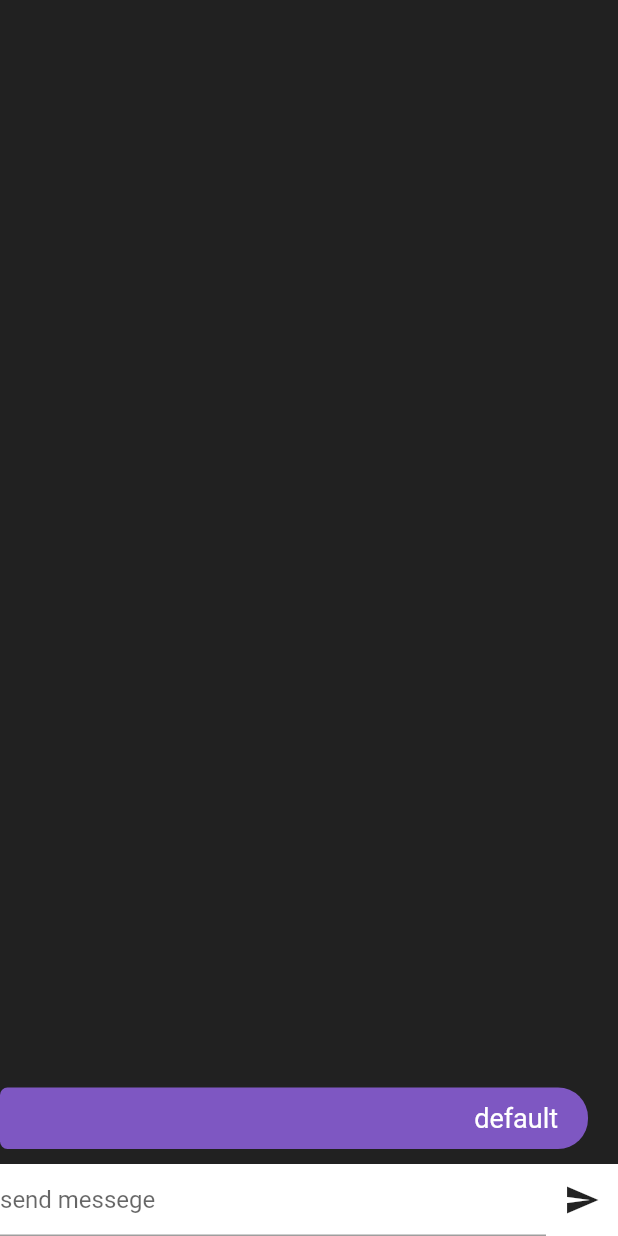
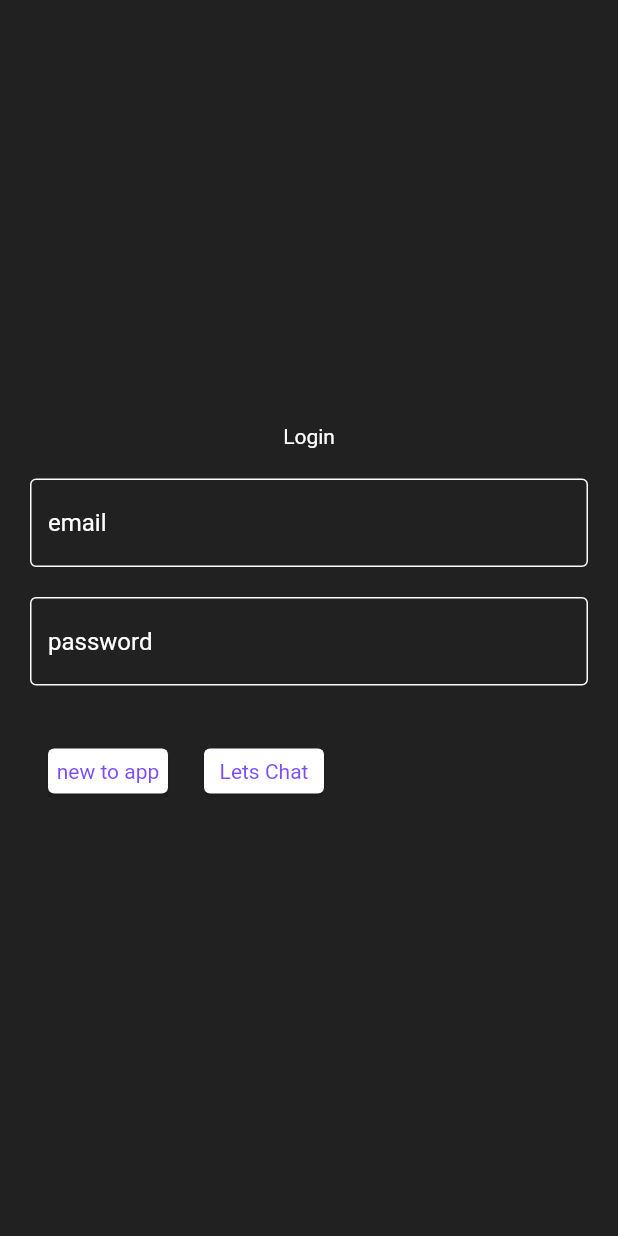
Before and after one commit to mUmarBaloch/private-chat-app, a Flutter app: the screen it shows after launch, on a phone screen of 412 x 824 dp. Run offline on Flutter 3.47's test engine with Material 2 defaults, Android fonts, the phone set to English and light mode, and no system bars; our stand-ins replace cloud_firestore, connectivity_plus, firebase_auth, firebase_core, internet_connection_checker; accounts and stored records are empty.

Commit message:
firestore implementation + user can send messeges

```diff
--- a/analysis_options.yaml
+++ b/analysis_options.yaml
@@ -22,6 +22,7 @@ linter:
   # `// ignore_for_file: name_of_lint` syntax on the line or in the file
   # producing the lint.
   rules:
+    prefer_const_constructors : false
     # avoid_print: false  # Uncomment to disable the `avoid_print` rule
     # prefer_single_quotes: true  # Uncomment to enable the `prefer_single_quotes` rule
 
--- /dev/null
+++ b/lib/controller/auth_controller.dart
@@ -0,0 +1,29 @@
+import 'package:firebase_auth/firebase_auth.dart';
+
+late FirebaseAuth _instance;
+
+class AuthController {
+  initAuth() async {
+    _instance = FirebaseAuth.instance;
+  }
+
+  signup(String email, String password) async {
+    await _instance.createUserWithEmailAndPassword(
+        email: email, password: password);
+    print(_instance.currentUser?.uid);
+  }
+
+  signin(String email, String password) async {
+    await _instance.signInWithEmailAndPassword(
+        email: email, password: password);
+    print(_instance.currentUser?.uid);
+  }
+
+  signout() async {
+    await _instance.signOut();
+  }
+
+  Stream<User?> userStream() {
+    return _instance.authStateChanges();
+  }
+}
--- /dev/null
+++ b/lib/controller/cloud_controller.dart
@@ -0,0 +1,23 @@
+import 'package:chat_app/model/chat_model.dart';
+import 'package:cloud_firestore/cloud_firestore.dart';
+import 'package:flutter/cupertino.dart';
+
+late FirebaseFirestore cloud;
+
+class Cloud {
+  initCloud() {
+    cloud = FirebaseFirestore.instance;
+  }
+
+  createChat(Chat chat) async {
+    await cloud.collection('chats').add(chat.toMap());
+  }
+
+  deleteChat(Chat chat) async {}
+  Stream<QuerySnapshot<Map<String, dynamic>>> loadChat() {
+    List<DocumentSnapshot>? get;
+    return cloud.collection('chats').snapshots();
+  }
+
+  List<Chat> chats = [];
+}
--- a/lib/main.dart
+++ b/lib/main.dart
@@ -1,12 +1,19 @@
 // ignore_for_file: prefer_const_constructors
 
-import 'package:chat_app/view/home_screen.dart';
+import 'package:chat_app/controller/auth_controller.dart';
+import 'package:chat_app/controller/cloud_controller.dart';
+import 'package:chat_app/view/auth/auth_screen.dart';
+import 'package:chat_app/view/wraper.dart';
+import 'package:firebase_auth/firebase_auth.dart';
 import 'package:flutter/material.dart';
 import 'package:firebase_core/firebase_core.dart';
+import 'package:provider/provider.dart';
 
 void main() async {
   WidgetsFlutterBinding.ensureInitialized();
   await Firebase.initializeApp();
+  await AuthController().initAuth();
+  await Cloud().initCloud();
   runApp(MyApp());
 }
 
@@ -15,10 +22,17 @@ class MyApp extends StatelessWidget {
 
   @override
   Widget build(BuildContext context) {
-    return MaterialApp(
-      home: Scaffold(
-        body: HomeScreen(),
-      ),
-    );
+    return StreamProvider<User?>(
+        create: (context) => AuthController().userStream(),
+        initialData: null,
+        child: MaterialApp(
+          theme: ThemeData(
+              primaryColor: Colors.deepPurpleAccent,
+              textTheme: TextTheme(button: TextStyle(color: Colors.white)),
+              primarySwatch: Colors.deepPurple),
+          home: Scaffold(
+            body: Wrapper(),
+          ),
+        ));
   }
 }
--- a/lib/model/chat_model.dart
+++ b/lib/model/chat_model.dart
@@ -1,14 +1,27 @@
+import 'package:cloud_firestore/cloud_firestore.dart';
+
 class Chat {
-  final int id;
+  final String uid;
+  final String name;
   final String chat;
-  final DateTime? time;
+  final DateTime time;
 
-  Chat({required this.id, required this.chat, this.time});
+  Chat(
+      {required this.uid,
+      required this.name,
+      required this.chat,
+      required this.time});
+
+  toMap() => {
+        'uid': uid,
+        'name': name,
+        'chat': chat,
+        'time': time.toString(),
+      };
+
+  Chat.fromDocumentSnapshot(DocumentSnapshot map)
+      : uid = map['uid'],
+        name = map['name'],
+        chat = map['chat'],
+        time = DateTime.parse(map['time']);
 }
-
-List<Chat> chats = [
-  Chat(
-    id: 0,
-    chat: 'default',
-  ),
-];
--- /dev/null
+++ b/lib/view/auth/auth_input.dart
@@ -0,0 +1,33 @@
+// ignore_for_file: prefer_const_constructors
+
+import 'package:flutter/material.dart';
+
+TextFormField authInput(controller, text, obscureText) {
+  return TextFormField(
+    validator: (value) {
+      if (value == null || value.isEmpty) {
+        return 'Please enter some text';
+      } else if (value.length < 4) {
+        return 'please enter prescribed text';
+      }
+      return null;
+    },
+    obscureText: obscureText,
+    controller: controller,
+    style: const TextStyle(color: Colors.white),
+    decoration: InputDecoration(
+      hintText: text,
+      hintStyle: const TextStyle(color: Colors.white),
+      focusedErrorBorder: OutlineInputBorder(
+          borderSide: BorderSide(color: Colors.red, width: 3)),
+      errorBorder: OutlineInputBorder(
+          borderSide: BorderSide(color: Colors.red, width: 3)),
+      focusedBorder: OutlineInputBorder(
+          borderSide: BorderSide(color: Colors.deepPurpleAccent, width: 3)),
+      enabledBorder: OutlineInputBorder(
+          borderSide: BorderSide(
+        color: Colors.white,
+      )),
+    ),
+  );
+}
--- /dev/null
+++ b/lib/view/auth/auth_screen.dart
@@ -0,0 +1,74 @@
+import 'package:chat_app/controller/auth_controller.dart';
+
+import 'package:flutter/material.dart';
+
+import 'auth_input.dart';
+
+class AuthScreen extends StatelessWidget {
+  final GlobalKey<FormState> formKey = GlobalKey<FormState>();
+  @override
+  Widget build(BuildContext context) {
+    final emailController = TextEditingController();
+    final passwordController = TextEditingController();
+    return Container(
+      padding: const EdgeInsets.all(20),
+      color: Colors.grey[900],
+      child: Form(
+          key: formKey,
+          child: Column(
+            mainAxisAlignment: MainAxisAlignment.center,
+            children: [
+              Text(
+                'Login',
+                style: TextStyle(color: Colors.white),
+              ),
+              SizedBox(
+                height: 20,
+              ),
+              authInput(emailController, 'email', false),
+              const SizedBox(
+                height: 20,
+              ),
+              authInput(passwordController, 'password', true),
+              const SizedBox(
+                height: 30,
+              ),
+              Row(
+                children: [
+                  authBtn('new to app', () async {
+                    await AuthController().signup(
+                        emailController.text.toString(),
+                        passwordController.text.toString());
+                  }),
+                  authBtn('Lets Chat', () async {
+                    await AuthController()
+                        .signin(emailController.text, passwordController.text);
+                  }),
+                ],
+              )
+            ],
+          )),
+    );
+  }
+
+  TextButton authBtn(txt, onValidate) {
+    return TextButton(
+        onPressed: () async {
+          if (formKey.currentState!.validate()) {
+            await onValidate();
+          }
+        },
+        child: Card(
+          child: SizedBox(
+            width: 80,
+            height: 30,
+            child: Center(
+              child: Text(
+                '$txt',
+                style: TextStyle(color: Colors.deepPurpleAccent),
+              ),
+            ),
+          ),
+        ));
+  }
+}
--- a/lib/view/home_screen.dart
+++ /dev/null
@@ -1,58 +0,0 @@
-// ignore_for_file: avoid_unnecessary_containers, prefer_const_constructors, unnecessary_const
-
-import 'package:chat_app/model/chat_model.dart';
-import 'package:flutter/gestures.dart';
-import 'package:flutter/material.dart';
-
-import 'chat_widget.dart';
-
-class HomeScreen extends StatelessWidget {
-  HomeScreen({Key? key}) : super(key: key);
-
-  final textController = TextEditingController();
-  @override
-  Widget build(BuildContext context) {
-    return Container(
-      color: Colors.grey[900],
-      child: Column(
-        children: [
-          Expanded(
-            child: Container(
-              child: ListView(
-                reverse: true,
-                shrinkWrap: true,
-                children: chats.reversed.map((e) {
-                  if (e.id % 2 == 0) {
-                    return chatWidget(context, false, e.chat);
-                  }
-                  return chatWidget(context, true, e.chat);
-                }).toList(),
-              ),
-            ),
-          ),
-
-          // ignore: prefer_const_literals_to_create_immutables
-          Container(
-            color: Colors.white,
-            child: Row(
-              children: [
-                Expanded(
-                  child: TextField(
-                    controller: textController,
-                    decoration: const InputDecoration(hintText: 'send messege'),
-                  ),
-                ),
-                IconButton(
-                    onPressed: () {
-                      chats.add(Chat(
-                          id: chats.length + 1, chat: textController.text));
-                    },
-                    icon: Icon(Icons.send)),
-              ],
-            ),
-          ),
-        ],
-      ),
-    );
-  }
-}
--- /dev/null
+++ b/lib/view/wraper.dart
@@ -0,0 +1,17 @@
+import 'package:chat_app/controller/auth_controller.dart';
+import 'package:chat_app/view/auth/auth_screen.dart';
+import 'package:chat_app/view/home/home_screen.dart';
+import 'package:firebase_auth/firebase_auth.dart';
+import 'package:flutter/material.dart';
+import 'package:provider/provider.dart';
+
+class Wrapper extends StatelessWidget {
+  const Wrapper({Key? key}) : super(key: key);
+
+  @override
+  Widget build(BuildContext context) {
+    return Provider.of<User?>(context, listen: true)?.uid != null
+        ? HomeScreen()
+        : AuthScreen();
+  }
+}
--- a/pubspec.yaml
+++ b/pubspec.yaml
@@ -35,6 +35,11 @@ dependencies:
   # Use with the CupertinoIcons class for iOS style icons.
   cupertino_icons: ^1.0.2
   firebase_core: ^1.10.6
+  firebase_auth: ^3.3.4
+  provider: ^6.0.1
+  cloud_firestore: ^3.1.5
+  internet_connection_checker: ^0.0.1+3
+  connectivity_plus: ^2.1.0
 
 dev_dependencies:
   flutter_test:
```
Also changed, not shown: lib/view/home/chat_widget.dart (renamed from lib/view/chat_widget.dart, +17 -7 lines), lib/view/home/chats.dart (added, +27 -0 lines), lib/view/home/home_screen.dart (added, +64 -0 lines), lib/view/home/send_messege.dart (added, +35 -0 lines), pubspec.lock, 3 other files.
